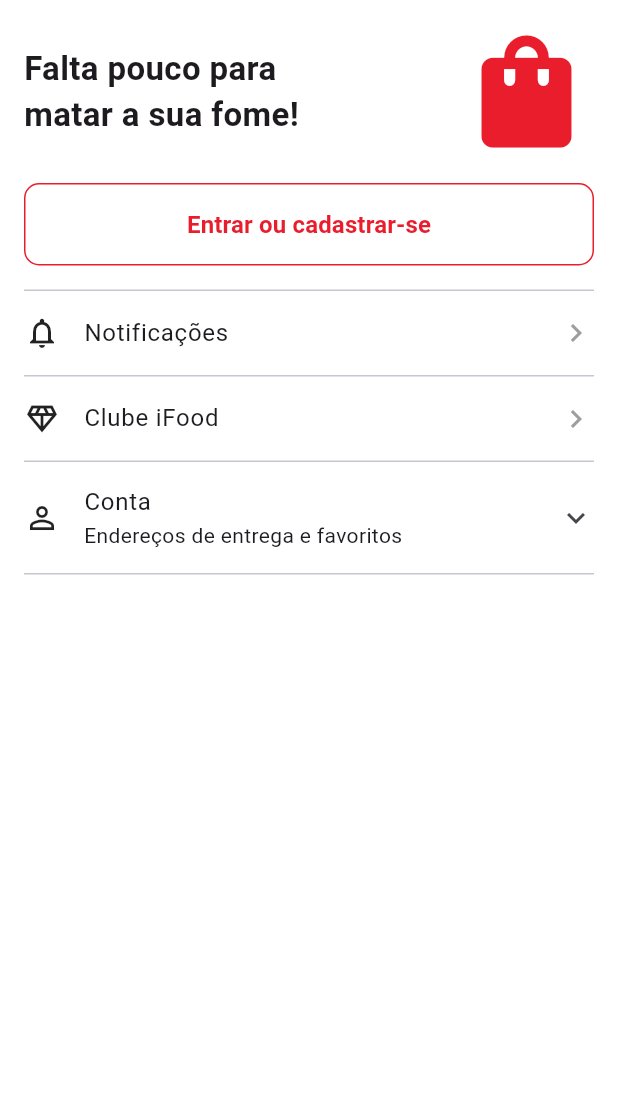
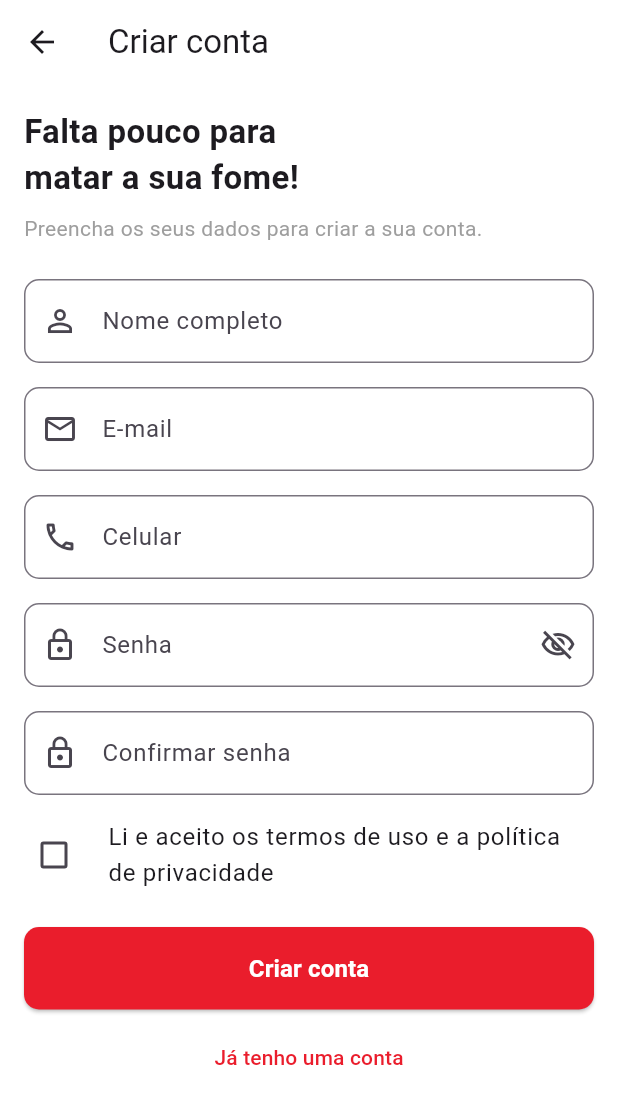
Before and after one commit to AndriuCoelho/restaurant-delivery, a Flutter app: the ProfilePage screen opened directly, after a tap on "Entrar ou cadastrar-se", on a phone screen of 412 x 824 dp. Shown: the top 1104 px of the screen. Run offline on Flutter 3.47's test engine with Material 3 defaults, Android fonts, the phone set to English and light mode, and no system bars.

Commit message:
Tela de Cadastro de Usuário

```diff
--- /dev/null
+++ b/lib/viewmodels/sign_up_viewmodel.dart
@@ -0,0 +1,43 @@
+class SignUpViewmodel {
+
+  //Nome: obrigatório, com pelo meno 3 letras
+  String? validateName(String? value) {
+    final name = value?.trim() ?? '';
+    if (name.isEmpty) return 'Informe o seu nome';
+    if (name.length < 3) return 'O nome deve ter pelo menos 3 letras';
+    return null;
+  }
+
+  //Email: obrigatório, no formato nome@dominio.com
+  String? validateEmail(String? value) {
+    final email = value?.trim() ?? '';
+    if (email.isEmpty) return 'Informe o seu e-mail';
+
+    final emailRegex = RegExp(r'^[\w.+-]+@[\w-]+\.[\w.]+$');
+    if (!emailRegex.hasMatch(email)) return 'E-mail inválido';
+    return null;
+  }
+
+  //Celular: obrigatório, com DDD e 9 dígitos (11 números no total)
+  String? validatePhone(String? value) {
+    final digits = (value ?? '').replaceAll(RegExp(r'\D'), '');
+    if (digits.isEmpty) return 'Informe o seu celular';
+    if (digits.length != 11) return 'Informe o DDD e os 9 dígitos do celular';
+    return null;
+  }
+
+  //Senha: obrigatória, com pelo menos 6 caracteres
+  String? validatePassword(String? value) {
+    final password = value ?? '';
+    if (password.isEmpty) return 'Crie uma senha';
+    if (password.length < 6) return 'A senha deve ter pelo menos 6 caracteres';
+    return null;
+  }
+
+  //Confirmação: obrigatório e igual à senha
+  String? validatePasswordConfirmation(String? value, String password) {
+    if (value == null || value.isEmpty) return 'Confirme a sua senha';
+    if (value != password) return 'As senhas não conferem';
+    return null;
+  }
+}
--- a/lib/views/pages/profile_page.dart
+++ b/lib/views/pages/profile_page.dart
@@ -1,5 +1,6 @@
 import 'package:flutter/material.dart';
 import 'package:guia_restaurantes/models/profile_menu_item.dart';
+import 'package:guia_restaurantes/views/pages/sign_up_page.dart';
 import 'package:guia_restaurantes/views/widgets/profile_menu_tile.dart';
 
 class ProfilePage extends StatelessWidget {
@@ -22,7 +23,7 @@
                 children: [
                   _buildHeader(),
                   const SizedBox(height: 16),
-                  _buildLoginButton(),
+                  _buildLoginButton(context),
                   const SizedBox(height: 16),
                   _buildMenu(),
                   const SizedBox(height: 24)
@@ -47,10 +48,13 @@
     );
   }
 
-  Widget _buildLoginButton() {
+ Widget _buildLoginButton(BuildContext context) {
     return OutlinedButton(
       onPressed: () {
-        // no futuro: abrir a tela de cadastro
+        Navigator.push(
+          context,
+          MaterialPageRoute(builder: (context) => const SignUpPage()),
+        );
       },
       style: OutlinedButton.styleFrom(
         foregroundColor: _ifoodRed,
--- /dev/null
+++ b/lib/views/pages/sign_up_page.dart
@@ -0,0 +1,206 @@
+import 'package:flutter/material.dart';
+import 'package:guia_restaurantes/viewmodels/sign_up_viewmodel.dart';
+
+class SignUpPage extends StatefulWidget {
+
+  static const _ifoodRed = Color(0xFFEA1D2C);
+
+  const SignUpPage({
+    super.key
+  });
+
+  @override
+  State<SignUpPage> createState() => _SignUpPageState();
+}
+
+class _SignUpPageState extends State<SignUpPage> {
+
+  final _viewModel = SignUpViewmodel();
+
+  bool _obscurePassword = true; //a senha começa escondida
+  bool _acceptedTerms = false; //os termos começam desmarcados
+
+  final _nameController = TextEditingController();
+  final _emailController = TextEditingController();
+  final _phoneController = TextEditingController();
+  final _passwordController = TextEditingController();
+  final _confirmPasswordController = TextEditingController();
+
+  final _formKey = GlobalKey<FormState>();
+
+  @override
+  void dispose() {
+    _nameController.dispose();
+    _emailController.dispose();
+    _phoneController.dispose();
+    _passwordController.dispose();
+    _confirmPasswordController.dispose();
+    super.dispose();
+  }
+
+  @override
+  Widget build(BuildContext context) {
+    return Scaffold(
+      backgroundColor: Colors.white,
+      appBar: AppBar(
+        backgroundColor: Colors.white,
+        title: const Text('Criar conta'),
+      ),
+      body: SafeArea(
+        child: SingleChildScrollView(
+          padding: const EdgeInsets.all(16),
+          child: Form(
+            key: _formKey,
+            child: Column(
+              crossAxisAlignment: CrossAxisAlignment.stretch,
+              children: [
+                _buildHeader(),
+                const SizedBox(height: 24),
+
+                _buildField(label: 'Nome completo', icon: Icons.person_outline,
+                            validator: _viewModel.validateName,
+                            controller: _nameController),
+                const SizedBox(height: 16),
+
+                _buildField(label: 'E-mail', icon: Icons.mail_outline,
+                            keyboardType: TextInputType.emailAddress,
+                            validator: _viewModel.validateEmail,
+                            controller: _emailController),
+                const SizedBox(height: 16),
+
+                _buildField(label: 'Celular', icon: Icons.phone_outlined,
+                            keyboardType: TextInputType.phone,
+                            validator: _viewModel.validatePhone,
+                            controller: _phoneController),
+                const SizedBox(height: 16),
+
+                _buildField(
+                  label: 'Senha',
+                  icon: Icons.lock_outline,
+                  validator: _viewModel.validatePassword,
+                  controller: _passwordController,
+                  obscureText: _obscurePassword,
+                  suffixIcon: IconButton(
+                    onPressed: () {
+                      setState(() {
+                        _obscurePassword = !_obscurePassword;
+                      });
+                    },
+                    icon: Icon(
+                      _obscurePassword ? Icons.visibility_off_outlined : Icons.visibility_outlined
+                      )
+                    )
+                  ),
+                const SizedBox(height: 16),
+
+                _buildField(label: 'Confirmar senha',
+                            icon: Icons.lock_outline,
+                            obscureText: _obscurePassword,
+                            controller: _confirmPasswordController,
+                            validator: (value) => _viewModel.validatePasswordConfirmation(
+                              value, _passwordController.text)),
+                const SizedBox(height: 8),
+
+                _buildTermsCheckbox(),
+                const SizedBox(height: 16),
+
+                _buildSubmitButton(),
+                const SizedBox(height: 8),
+
+                _buildLoginLink(context),
+              ],
+            ),
+          ),
+        ),
+      ),
+    );
+  }
+
+  Widget _buildHeader() {
+    return const Column(
+      crossAxisAlignment: CrossAxisAlignment.start,
+      children: [
+        Text(
+          'Falta pouco para\nmatar a sua fome!',
+          style: TextStyle(fontSize: 22, fontWeight: FontWeight.w600),
+        ),
+        SizedBox(height: 8),
+        Text(
+          'Preencha os seus dados para criar a sua conta.',
+          style: TextStyle(color: Colors.grey),
+        ),
+      ],
+    );
+  }
+
+  Widget _buildField({required String label,
+                      required IconData icon,
+                      TextInputType keyboardType = TextInputType.text,
+                      bool obscureText = false,
+                      Widget? suffixIcon,
+                      String? Function(String?)? validator,
+                      TextEditingController? controller}) {
+
+    return TextFormField(
+      keyboardType: keyboardType,
+      obscureText: obscureText,
+      controller: controller,
+      validator: validator,
+      decoration: InputDecoration(
+        labelText: label,
+        prefixIcon: Icon(icon),
+        suffixIcon: suffixIcon,
+        border: OutlineInputBorder(borderRadius: BorderRadius.circular(10)),
+        focusedBorder: OutlineInputBorder(
+          borderRadius: BorderRadius.circular(10),
+          borderSide: const BorderSide(color: SignUpPage._ifoodRed, width: 2)
+        ),
+        floatingLabelStyle: const TextStyle(color: SignUpPage._ifoodRed)
+      ),
+    );
+  }
+
+  Widget _buildSubmitButton() {
+    return ElevatedButton(
+      onPressed: () {
+        final isValid = _formKey.currentState!.validate();
+        print('formulário válido? $isValid');
+      },
+      style: ElevatedButton.styleFrom(
+        backgroundColor: SignUpPage._ifoodRed,
+        foregroundColor: Colors.white,
+        padding: const EdgeInsets.symmetric(vertical: 16),
+        shape: RoundedRectangleBorder(borderRadius: BorderRadius.circular(10)),
+      ),
+      child: const Text(
+        'Criar conta',
+        style: TextStyle(fontSize: 16, fontWeight: FontWeight.w600),
+      ),
+    );
+  }
+
+   Widget _buildTermsCheckbox() {
+    return CheckboxListTile(
+      value: _acceptedTerms,
+      onChanged: (value) {
+        setState(() {
+          _acceptedTerms = value ?? false;
+        });
+      },
+      activeColor: SignUpPage._ifoodRed,
+      contentPadding: EdgeInsets.zero,
+      controlAffinity: ListTileControlAffinity.leading,
+      title: const Text('Li e aceito os termos de uso e a política de privacidade'),
+    );
+  }
+
+  Widget _buildLoginLink(BuildContext context) {
+    return TextButton(
+      onPressed: () {
+        Navigator.pop(context);
+      },
+      style: TextButton.styleFrom(foregroundColor: SignUpPage._ifoodRed),
+      child: const Text('Já tenho uma conta')
+    );
+  }
+}
```
Also changed, not shown: lib/main.dart (+11 -8 lines).
